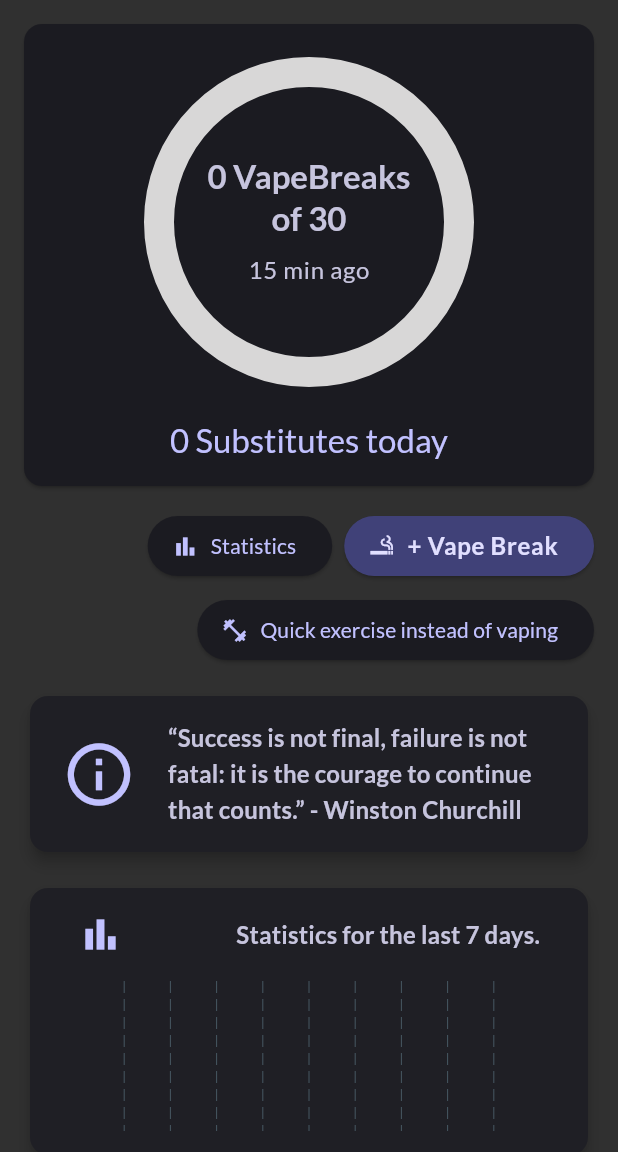
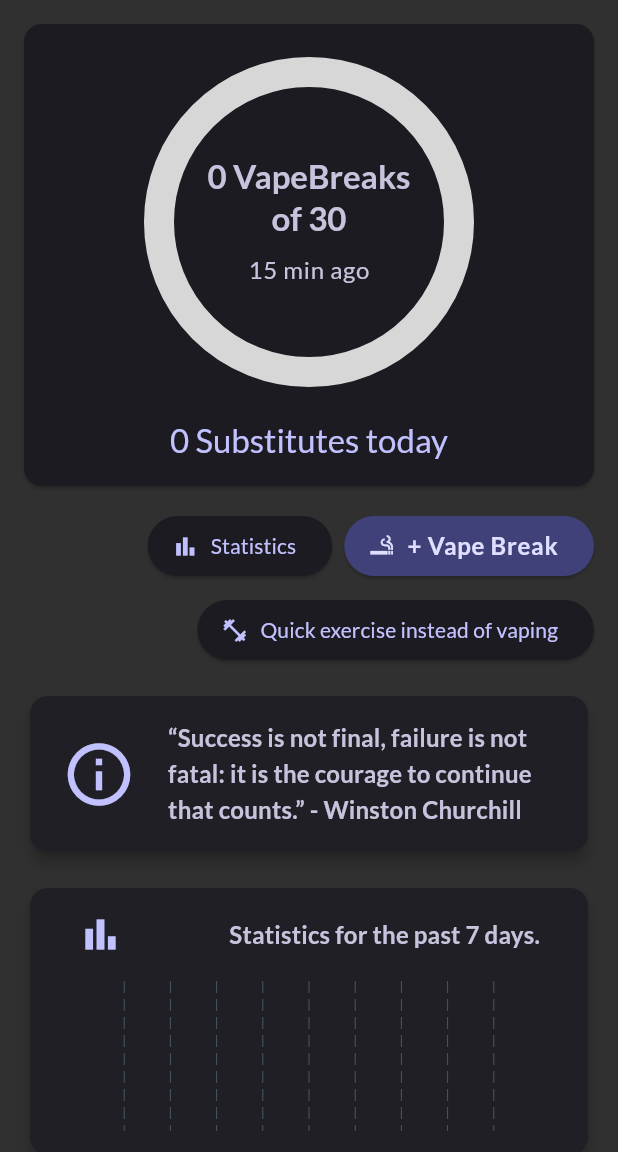
Before and after one commit to mihakonceptcorn/OffVape, a Flutter app: the screen it shows after launch, on a phone screen of 412 x 824 dp, the part 84-1236 px from its top. Run offline on Flutter 3.47's test engine with Material 3 defaults, Android fonts, the phone set to English and light mode, and no system bars; drawn by our look-alikes of fl_chart; our stand-ins replace flutter_riverpod, google_fonts, shared_preferences, sqflite; accounts and stored records are empty.

Commit message:
stats text

```diff
--- a/lib/widgets/home_stats.dart
+++ b/lib/widgets/home_stats.dart
@@ -64,7 +64,7 @@ class HomeStats extends StatelessWidget {
                         ),
                         const SizedBox(width: 16),
                         Text(
-                          'Statistics for the last 7 days.',
+                          'Statistics for the past 7 days.',
                           style: Theme.of(context).textTheme.titleMedium!.copyWith(
                             color: Theme.of(context).colorScheme.secondary,
                             fontWeight: FontWeight.bold,
```
